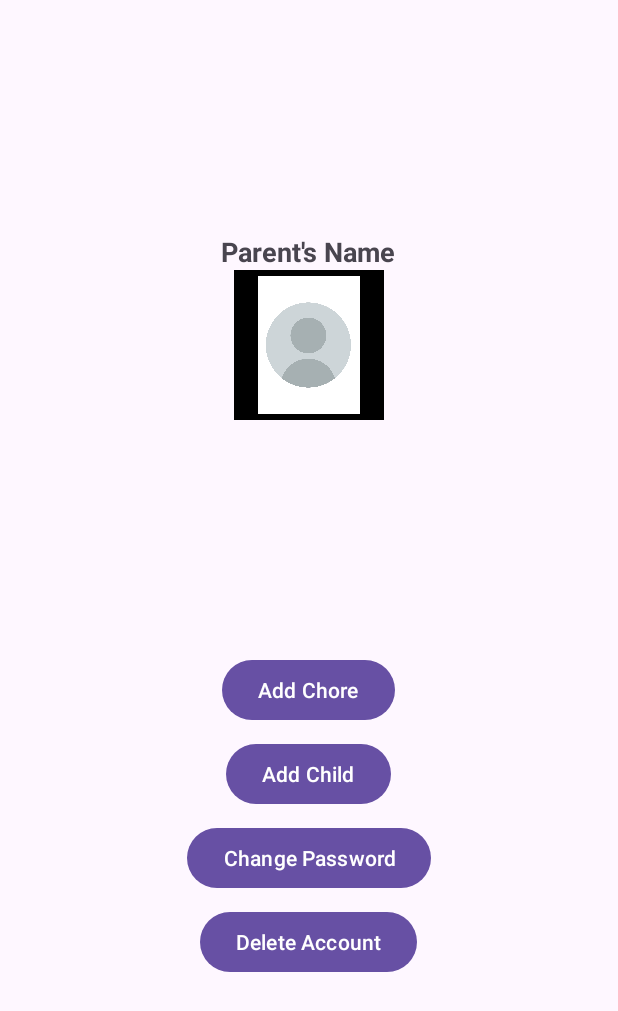
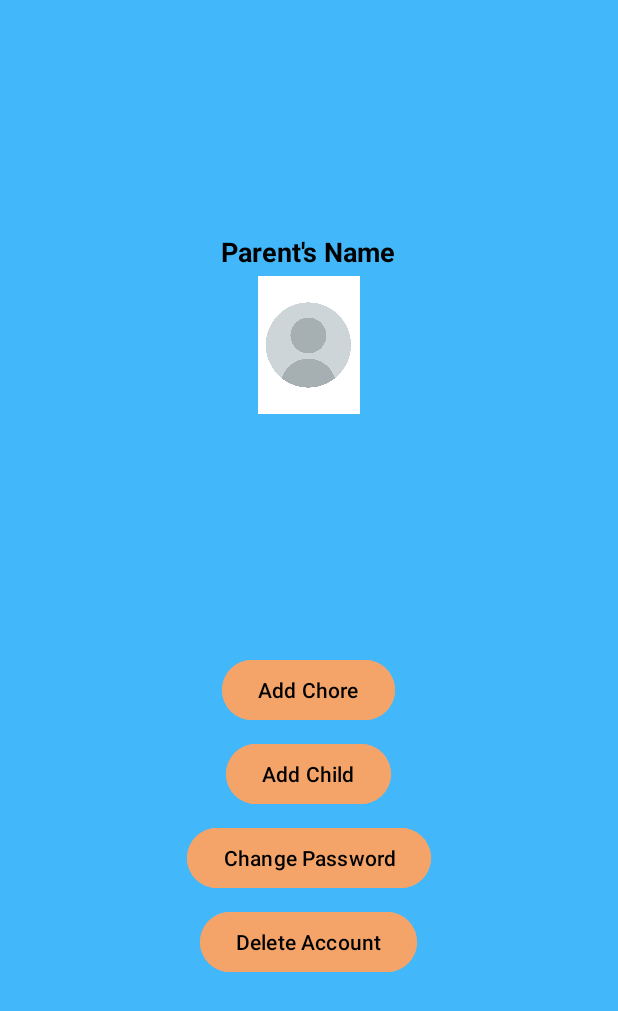
Before and after one commit to Bellasaurusx/HouseHeroesV2, an Android app: the ParentDashboardScreen screen opened directly, with no data from a screen before it, on a phone screen of 412 x 824 dp. Shown: the top 1011 px of the screen. Run offline under Robolectric (Android 15) with nearby library versions, the phone set to English and light mode, and no system bars.

Commit message:
Added colors to pages

```diff
--- a/app/src/main/res/layout/activity_parent_dashboard.xml
+++ b/app/src/main/res/layout/activity_parent_dashboard.xml
@@ -1,10 +1,12 @@
 <?xml version="1.0" encoding="utf-8"?>
 <LinearLayout
         xmlns:android="http://schemas.android.com/apk/res/android"
-        xmlns:tools="http://schemas.android.com/tools" android:orientation="vertical"
+        xmlns:tools="http://schemas.android.com/tools"
+        android:orientation="vertical"
         android:layout_width="match_parent"
         android:layout_height="match_parent"
-        android:padding="16dp">
+        android:padding="16dp"
+        android:background="@color/blue">
 
 
         <LinearLayout
@@ -24,6 +26,7 @@
                         android:text="@string/default_user_name"
                         android:textSize="18sp"
                         android:textStyle="bold"
+                        android:textColor="@color/black"
                         android:layout_marginTop="8dp"/>
 
                 <ImageView
@@ -32,7 +35,7 @@
                         android:layout_height="100dp"
                         android:src="@drawable/default_profile_picture"
                         android:contentDescription="@string/profile_picture_desc"
-                        android:background="@android:color/black"
+                        android:background="@color/blue"
                         android:padding="4dp"/>
         </LinearLayout>
 
@@ -49,27 +52,35 @@
                         android:layout_width="wrap_content"
                         android:layout_height="wrap_content"
                         android:text="@string/btn_add_chore"
-                        android:layout_marginTop="8dp"/>
+                        android:layout_marginTop="8dp"
+                        android:backgroundTint="@color/orange_peach"
+                        android:textColor="@color/black"/>
                 <Button
                         android:id="@+id/add_child_button"
                         android:layout_width="wrap_content"
                         android:layout_height="wrap_content"
                         android:layout_marginTop="8dp"
-                        android:text="@string/btn_add_child"/>
+                        android:text="@string/btn_add_child"
+                        android:backgroundTint="@color/orange_peach"
+                        android:textColor="@color/black"/>
 
                 <Button
                         android:id="@+id/change_password_button"
                         android:layout_width="wrap_content"
                         android:layout_height="wrap_content"
                         android:text="@string/btn_change_password"
-                        android:layout_marginTop="8dp"/>
+                        android:layout_marginTop="8dp"
+                        android:backgroundTint="@color/orange_peach"
+                        android:textColor="@color/black"/>
 
                 <Button
                         android:id="@+id/delete_account_button"
                         android:layout_width="wrap_content"
                         android:layout_height="wrap_content"
                         android:text="@string/btn_delete_account"
-                        android:layout_marginTop="8dp"/>
+                        android:layout_marginTop="8dp"
+                        android:backgroundTint="@color/orange_peach"
+                        android:textColor="@color/black"/>
                 </LinearLayout>
 
 </LinearLayout>
```
Also changed, not shown: app/src/main/res/layout/activity_add_child.xml (+10 -4 lines), app/src/main/res/layout/activity_add_chore.xml (+10 -4 lines), app/src/main/res/layout/activity_change_password.xml (+12 -6 lines), app/src/main/res/layout/activity_delete_account.xml (+10 -3 lines).
